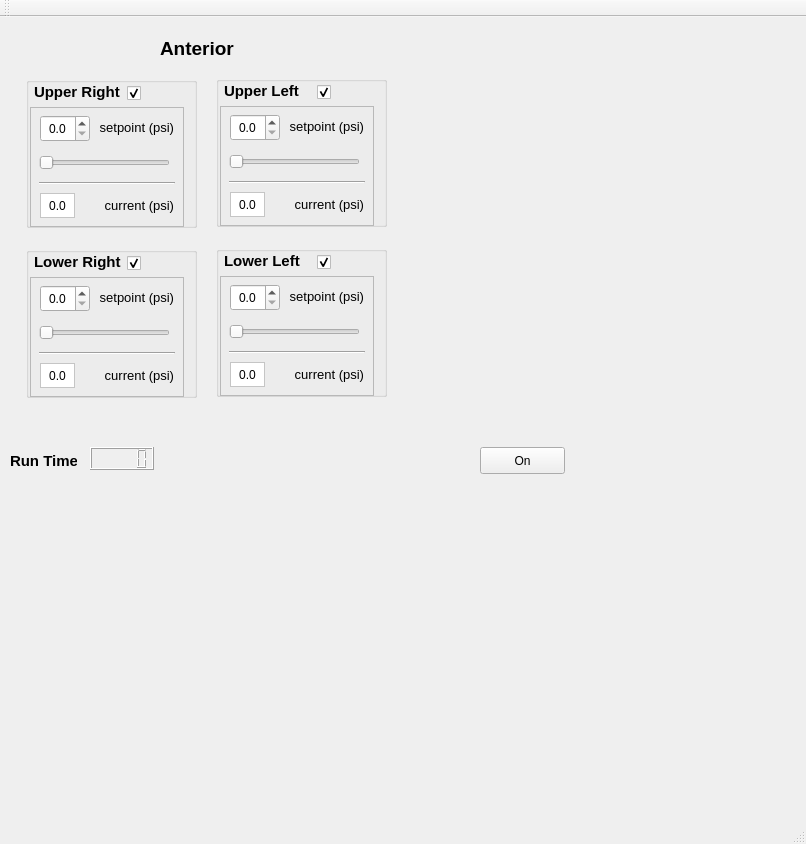
lucas-tiz/pressure-vest, file gui/gui/mainwindow.ui: the form before one commit.
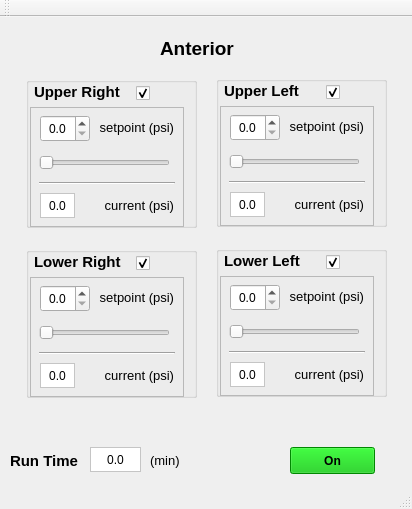
The form after the commit.

Commit message: added color to on button and changed time display to label

```diff
--- a/gui/gui/mainwindow.ui
+++ b/gui/gui/mainwindow.ui
@@ -6,8 +6,8 @@
    <rect>
     <x>0</x>
     <y>0</y>
-    <width>806</width>
-    <height>844</height>
+    <width>412</width>
+    <height>509</height>
    </rect>
   </property>
   <property name="windowTitle">
@@ -37,32 +37,32 @@
    <widget class="QPushButton" name="pushButton_on">
     <property name="geometry">
      <rect>
-      <x>480</x>
+      <x>290</x>
       <y>430</y>
       <width>85</width>
       <height>27</height>
      </rect>
     </property>
+    <property name="font">
+     <font>
+      <weight>75</weight>
+      <bold>true</bold>
+     </font>
+    </property>
+    <property name="styleSheet">
+     <string notr="true">
+background-color: rgb(0, 190, 0);</string>
+    </property>
     <property name="text">
      <string>On</string>
     </property>
    </widget>
-   <widget class="QLCDNumber" name="lcdNumber">
-    <property name="geometry">
-     <rect>
-      <x>90</x>
-      <y>430</y>
-      <width>64</width>
-      <height>23</height>
-     </rect>
-    </property>
-   </widget>
    <widget class="QLabel" name="label_9">
     <property name="geometry">
      <rect>
       <x>10</x>
       <y>435</y>
-      <width>67</width>
+      <width>81</width>
       <height>17</height>
      </rect>
     </property>
@@ -301,7 +301,7 @@
       <rect>
        <x>8</x>
        <y>6</y>
-       <width>87</width>
+       <width>101</width>
        <height>17</height>
       </rect>
      </property>
@@ -325,7 +325,7 @@
     <widget class="QCheckBox" name="checkBox_alr">
      <property name="geometry">
       <rect>
-       <x>101</x>
+       <x>110</x>
        <y>6</y>
        <width>20</width>
        <height>21</height>
@@ -572,7 +572,7 @@
       <rect>
        <x>8</x>
        <y>6</y>
-       <width>87</width>
+       <width>101</width>
        <height>17</height>
       </rect>
      </property>
@@ -596,7 +596,7 @@
     <widget class="QCheckBox" name="checkBox_aur">
      <property name="geometry">
       <rect>
-       <x>101</x>
+       <x>110</x>
        <y>6</y>
        <width>20</width>
        <height>21</height>
@@ -864,7 +864,7 @@
     <widget class="QCheckBox" name="checkBox_all">
      <property name="geometry">
       <rect>
-       <x>101</x>
+       <x>110</x>
        <y>6</y>
        <width>20</width>
        <height>21</height>
@@ -1132,7 +1132,7 @@
     <widget class="QCheckBox" name="checkBox_aul">
      <property name="geometry">
       <rect>
-       <x>101</x>
+       <x>110</x>
        <y>6</y>
        <width>20</width>
        <height>21</height>
@@ -1152,18 +1152,74 @@
      </property>
     </widget>
    </widget>
-   <zorder>label</zorder>
-   <zorder>pushButton_on</zorder>
-   <zorder>lcdNumber</zorder>
-   <zorder>label_9</zorder>
-   <zorder>horizontalSlider_chamber1</zorder>
-   <zorder>doubleSpinBox_chamber1</zorder>
-   <zorder>label_2</zorder>
-   <zorder>groupBox_alr_2</zorder>
-   <zorder>layoutWidget_7</zorder>
-   <zorder>groupBox_alr_3</zorder>
-   <zorder>groupBox_alr_4</zorder>
-   <zorder>groupBox_alr_5</zorder>
+   <widget class="QLabel" name="label_t_run">
+    <property name="enabled">
+     <bool>true</bool>
+    </property>
+    <property name="geometry">
+     <rect>
+      <x>90</x>
+      <y>430</y>
+      <width>51</width>
+      <height>25</height>
+     </rect>
+    </property>
+    <property name="sizePolicy">
+     <sizepolicy hsizetype="Preferred" vsizetype="Preferred">
+      <horstretch>0</horstretch>
+      <verstretch>0</verstretch>
+     </sizepolicy>
+    </property>
+    <property name="minimumSize">
+     <size>
+      <width>0</width>
+      <height>25</height>
+     </size>
+    </property>
+    <property name="autoFillBackground">
+     <bool>false</bool>
+    </property>
+    <property name="styleSheet">
+     <string notr="true">background-color: rgb(255, 255, 255);
+border-color: rgb(196, 193, 189);</string>
+    </property>
+    <property name="frameShape">
+     <enum>QFrame::StyledPanel</enum>
+    </property>
+    <property name="text">
+     <string>0.0</string>
+    </property>
+    <property name="alignment">
+     <set>Qt::AlignCenter</set>
+    </property>
+   </widget>
+   <widget class="QLabel" name="label_21">
+    <property name="geometry">
+     <rect>
+      <x>150</x>
+      <y>433</y>
+      <width>41</width>
+      <height>20</height>
+     </rect>
+    </property>
+    <property name="sizePolicy">
+     <sizepolicy hsizetype="Preferred" vsizetype="Preferred">
+      <horstretch>0</horstretch>
+      <verstretch>0</verstretch>
+     </sizepolicy>
+    </property>
+    <property name="font">
+     <font>
+      <pointsize>10</pointsize>
+     </font>
+    </property>
+    <property name="text">
+     <string>(min)</string>
+    </property>
+    <property name="alignment">
+     <set>Qt::AlignLeading|Qt::AlignLeft|Qt::AlignVCenter</set>
+    </property>
+   </widget>
   </widget>
   <widget class="QMenuBar" name="menuBar">
    <property name="geometry">
```
Left out of the diff: 4 changed lines with no effect on the pictures. The commit also changes 2 other files.
